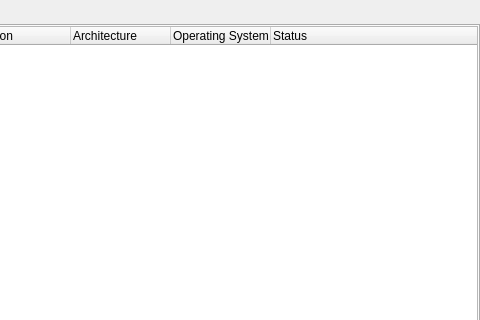
First picture: the form in source/client/ui/hosts/router_widget.ui, repository dchapyshev/aspia, before the edit; both pictures show x 432 to 912 and y 0 to 320 of the 912 by 576 pixel window.
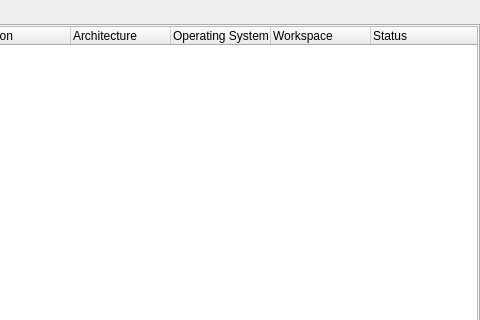
Second picture: the form after the edit. The open tabs and pages were chosen to show the change. Icons and pictures are not drawn.

Commit message: Added workspace column and ability to change visible columns.

```diff
--- a/source/client/ui/hosts/router_widget.ui
+++ b/source/client/ui/hosts/router_widget.ui
@@ -157,6 +157,11 @@
            <string>Operating System</string>
           </property>
          </column>
+         <column>
+          <property name="text">
+           <string>Workspace</string>
+          </property>
+         </column>
          <column>
           <property name="text">
            <string>Status</string>
```
The commit also changes 2 other files.
